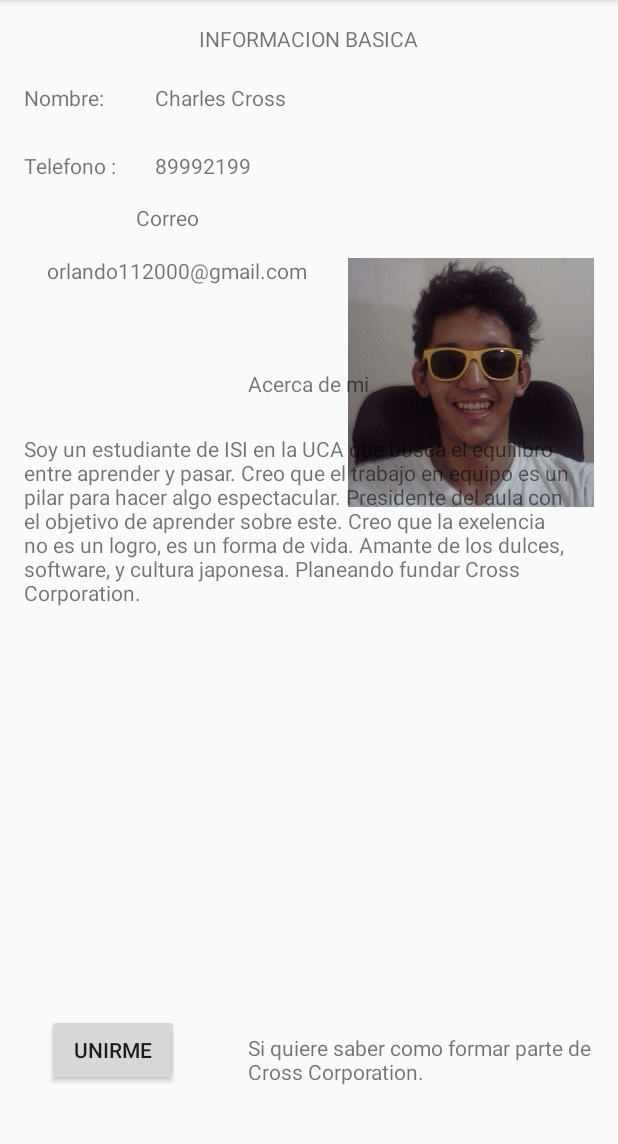
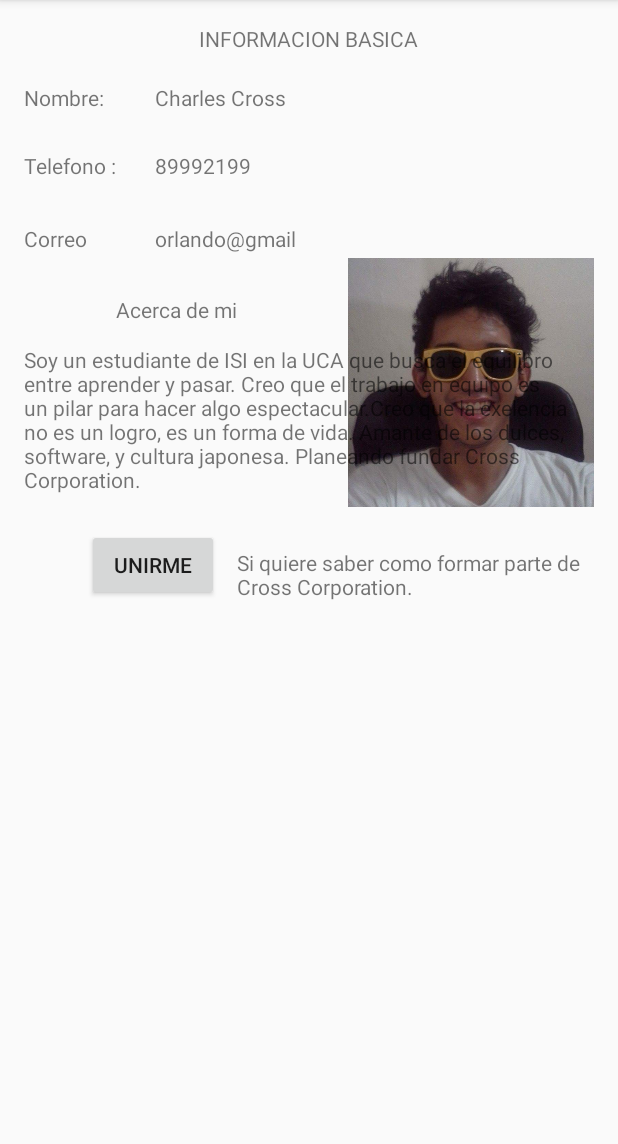
Before and after one commit to ZeroVitz/tarjetaPresentacion, an Android app: the screen it shows after launch (MainActivity), on a phone screen of 412 x 824 dp, the part 84-1228 px from its top. Run offline under Robolectric (Android 15) with nearby library versions, the phone set to English and light mode, and no system bars.

Commit message:
Version Final Final.
Rotacion bloqueada y posiciones ajustada.

```diff
--- a/app/src/main/AndroidManifest.xml
+++ b/app/src/main/AndroidManifest.xml
@@ -8,14 +8,15 @@
         android:label="@string/app_name"
         android:supportsRtl="true"
         android:theme="@style/AppTheme">
-        <activity android:name=".MainActivity">
+        <activity android:name=".MainActivity" android:screenOrientation="portrait">
+
             <intent-filter>
                 <action android:name="android.intent.action.MAIN" />
 
                 <category android:name="android.intent.category.LAUNCHER" />
             </intent-filter>
         </activity>
-        <activity android:name=".CompanyActivity">
+        <activity android:name=".CompanyActivity" android:screenOrientation="portrait">
             <intent-filter>
                 <action android:name="android.intent.action.COMPANYACTIVITY" />
 
--- a/app/src/main/res/layout/activity_main.xml
+++ b/app/src/main/res/layout/activity_main.xml
@@ -72,20 +72,18 @@
         android:layout_height="wrap_content"
         android:id="@+id/correo"
         android:text="@string/correo"
-        android:layout_marginStart="15dp"
-        android:layout_marginTop="16dp"
-        android:layout_below="@+id/campocorreo"
-        android:layout_alignParentStart="true" />
+        android:layout_alignBaseline="@+id/campocorreo"
+        android:layout_alignBottom="@+id/campocorreo"
+        android:layout_alignStart="@+id/tel" />
 
     <TextView
         android:layout_width="wrap_content"
         android:layout_height="wrap_content"
         android:id="@+id/campocorreo"
         android:text="@string/campoCorreo"
-        android:layout_marginTop="15dp"
-        android:layout_below="@+id/tel"
-        android:layout_toEndOf="@+id/campotel"
-        android:layout_marginStart="13dp" />
+        android:layout_marginTop="29dp"
+        android:layout_below="@+id/campotel"
+        android:layout_alignParentStart="true" />
 
     <TextView
         android:layout_width="wrap_content"
@@ -93,15 +91,15 @@
         android:id="@+id/campoAcerca"
         android:text="@string/campoAcerca"
         android:layout_below="@+id/correo"
-        android:layout_centerHorizontal="true"
-        android:layout_marginTop="56dp" />
+        android:layout_toEndOf="@+id/campotel"
+        android:layout_marginTop="28dp" />
 
     <TextView
         android:layout_width="wrap_content"
         android:layout_height="wrap_content"
         android:id="@+id/acerca"
         android:text="@string/acerca"
-        android:layout_marginTop="24dp"
+        android:layout_marginTop="14dp"
         android:layout_below="@+id/campoAcerca"
         android:layout_alignParentStart="true" />
 
@@ -111,19 +109,17 @@
         android:id="@+id/unirme"
         android:text="@string/unirme"
         android:layout_alignBottom="@+id/button"
-        android:layout_alignParentEnd="true"
-        android:layout_alignStart="@+id/campoAcerca" />
+        android:layout_toEndOf="@+id/campoAcerca" />
 
     <Button
         android:text="UNIRME"
         android:layout_width="wrap_content"
         android:layout_height="wrap_content"
-        android:layout_marginBottom="28dp"
         android:id="@+id/button"
-        android:layout_alignParentBottom="true"
-        android:layout_alignStart="@+id/correo"
 
-        />
+        android:layout_marginTop="23dp"
+        android:layout_below="@+id/acerca"
+        android:layout_toEndOf="@+id/campocorreo" />
 
 
 </RelativeLayout>
--- a/app/src/main/res/values/strings.xml
+++ b/app/src/main/res/values/strings.xml
@@ -7,9 +7,9 @@
     <string name="campoTel">Telefono :</string>
     <string name="numero">89992199</string>
     <string name="campoCorreo">Correo</string>
-    <string name="correo">orlando112000@gmail.com</string>
+    <string name="correo">orlando@gmail</string>
     <string name="campoAcerca">Acerca de mi</string>
-    <string name="acerca">Soy un estudiante de ISI en la UCA que busca el equilibro entre aprender y pasar. Creo que el trabajo en equipo es un pilar para hacer algo espectacular. Presidente del aula con el objetivo de aprender sobre este. Creo que la exelencia no es un logro, es un forma de vida. Amante de los dulces, software, y cultura japonesa. Planeando fundar Cross Corporation. </string>
+    <string name="acerca">Soy un estudiante de ISI en la UCA que busca el equilibro entre aprender y pasar. Creo que el trabajo en equipo es un pilar para hacer algo espectacular.Creo que la exelencia no es un logro, es un forma de vida. Amante de los dulces, software, y cultura japonesa. Planeando fundar Cross Corporation. </string>
     <string name="unirme">Si quiere saber como formar parte de Cross Corporation.</string>
     <string name="welcome">Welcome to the true man\'s world</string>
     <string name="lema">"Un paso adelante, para llegar un paso mas lejos"</string>
```
